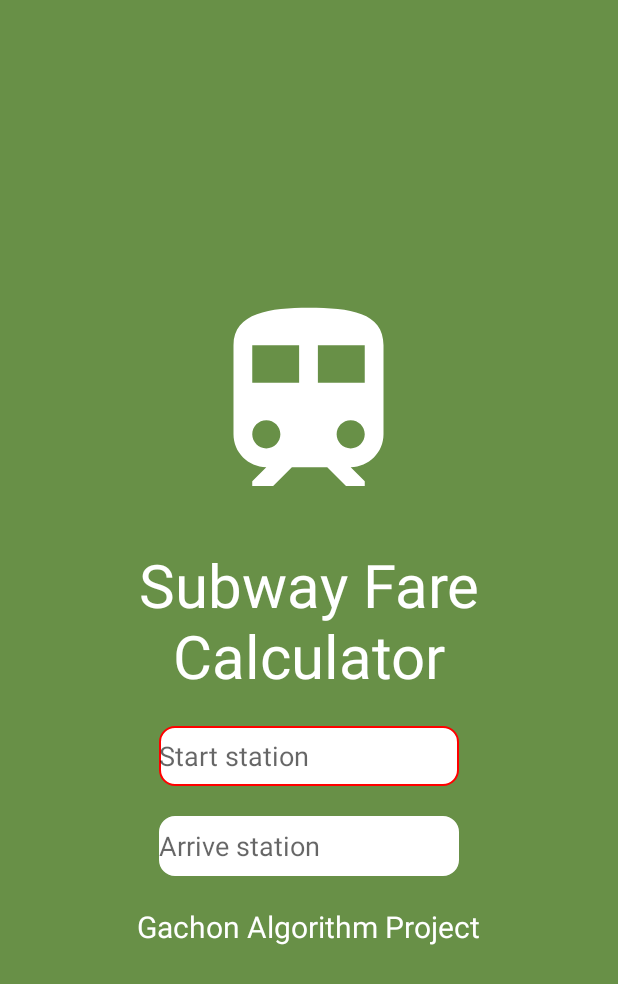
After one commit to Wonjae98/algorithm_termproject, an Android app: the layout input.xml on its own in the app's theme, with its tools: preview values and no code run, on a phone screen of 412 x 824 dp. The commit adds this screen. Shown: the top 984 px of the screen. Run offline under Robolectric (Android 15) with nearby library versions, the phone set to English and light mode, and no system bars.

Commit message:
-Layout- 1. Mainpage 2. Method Page + input page

```diff
--- /dev/null
+++ b/app/src/main/res/drawable/custom_input.xml
@@ -0,0 +1,20 @@
+<?xml version="1.0" encoding="utf-8"?>
+<selector xmlns:android="http://schemas.android.com/apk/res/android">
+
+    <item android:state_enabled="true" android:state_focused="true">
+        <shape android:shape="rectangle">
+            <solid android:color="@android:color/white"/>
+            <corners android:radius="10dp"/>
+            <stroke android:color="#ff0000" android:width="1dp"/>
+        </shape>
+    </item>
+
+    <item android:state_enabled="true" >
+        <shape android:shape="rectangle">
+            <solid android:color="@android:color/white"/>
+            <corners android:radius="10dp"/>
+            <stroke android:color="@android:color/white" android:width="1dp"/>
+        </shape>
+    </item>
+
+</selector>
--- /dev/null
+++ b/app/src/main/res/drawable/ic_baseline_train_24.xml
@@ -0,0 +1,5 @@
+<vector android:height="24dp" android:tint="#FFFFFF"
+    android:viewportHeight="24" android:viewportWidth="24"
+    android:width="24dp" xmlns:android="http://schemas.android.com/apk/res/android">
+    <path android:fillColor="@android:color/white" android:pathData="M12,2c-4,0 -8,0.5 -8,4v9.5C4,17.43 5.57,19 7.5,19L6,20.5v0.5h2.23l2,-2L14,19l2,2h2v-0.5L16.5,19c1.93,0 3.5,-1.57 3.5,-3.5L20,6c0,-3.5 -3.58,-4 -8,-4zM7.5,17c-0.83,0 -1.5,-0.67 -1.5,-1.5S6.67,14 7.5,14s1.5,0.67 1.5,1.5S8.33,17 7.5,17zM11,10L6,10L6,6h5v4zM13,10L13,6h5v4h-5zM16.5,17c-0.83,0 -1.5,-0.67 -1.5,-1.5s0.67,-1.5 1.5,-1.5 1.5,0.67 1.5,1.5 -0.67,1.5 -1.5,1.5z"/>
+</vector>
--- /dev/null
+++ b/app/src/main/res/layout/input.xml
@@ -0,0 +1,66 @@
+<?xml version="1.0" encoding="utf-8"?>
+<LinearLayout
+    xmlns:android="http://schemas.android.com/apk/res/android"
+    xmlns:app="http://schemas.android.com/apk/res-auto"
+    xmlns:tools="http://schemas.android.com/tools"
+    android:layout_width="match_parent"
+    android:layout_height="match_parent"
+    android:orientation="vertical"
+    android:gravity="center"
+    android:background="#689047"
+    >
+
+    <ImageView
+        android:id="@+id/imageView"
+        android:layout_width="150dp"
+        android:layout_height="150dp"
+        app:srcCompat="@drawable/ic_baseline_train_24"
+        android:layout_margin="10dp"
+        android:textAlignment="center"
+        />
+    <TextView
+        android:id="@+id/Title"
+        android:layout_width="wrap_content"
+        android:layout_height="wrap_content"
+        android:layout_margin="10dp"
+        android:text="Subway Fare Calculator"
+        android:textColor="#FFFFFF"
+        android:textSize="40sp"
+        android:textAlignment="center"/>
+    <EditText
+        android:id="@+id/input_station01"
+        android:layout_width="200dp"
+        android:layout_height="40dp"
+        android:ems="10"
+        android:background="@drawable/custom_input"
+        android:inputType="textEmailAddress"
+        android:hint="Start station"
+        android:drawablePadding="10dp"
+        android:layout_margin="10dp"
+        />
+
+    <EditText
+        android:id="@+id/input_station02"
+        android:layout_width="200dp"
+        android:layout_height="40dp"
+        android:ems="10"
+        android:background="@drawable/custom_input"
+        android:inputType="textEmailAddress"
+        android:hint="Arrive station"
+        android:drawablePadding="10dp"
+        android:layout_margin="10dp"
+        />
+
+    <TextView
+        android:id="@+id/under"
+        android:layout_width="wrap_content"
+        android:layout_height="wrap_content"
+        android:layout_margin="10dp"
+        android:text="Gachon Algorithm Project"
+        android:textColor="#FFFFFF"
+        android:textSize="20sp"
+        android:textAlignment="center"/>
+
+
+
+</LinearLayout>
--- a/app/src/main/res/layout/method.xml
+++ b/app/src/main/res/layout/method.xml
@@ -16,7 +16,7 @@
         android:layout_width="150dp"
         android:layout_height="150dp"
         app:srcCompat="@drawable/ic_baseline_question_answer_24"
-        android:layout_margin="10dp"
+        android:layout_margin="20dp"
         android:textAlignment="center"
         />
     <TextView
@@ -34,7 +34,7 @@
         android:layout_width="400dp"
         android:layout_height="wrap_content"
         android:layout_margin="20dp"
-        android:text="02. Write the station\n start station / arrival station"
+        android:text="02. Write start station / arrival station"
         android:gravity="center"
         android:textColor="#FFFFFF"
         android:textSize="20sp" />
@@ -44,7 +44,7 @@
         android:layout_width="wrap_content"
         android:layout_height="wrap_content"
         android:layout_margin="20dp"
-        android:text="03. Check the fare"
+        android:text="03. Check the fare and compare the fee"
         android:gravity="center"
         android:textColor="#FFFFFF"
         android:textSize="20sp" />
```
